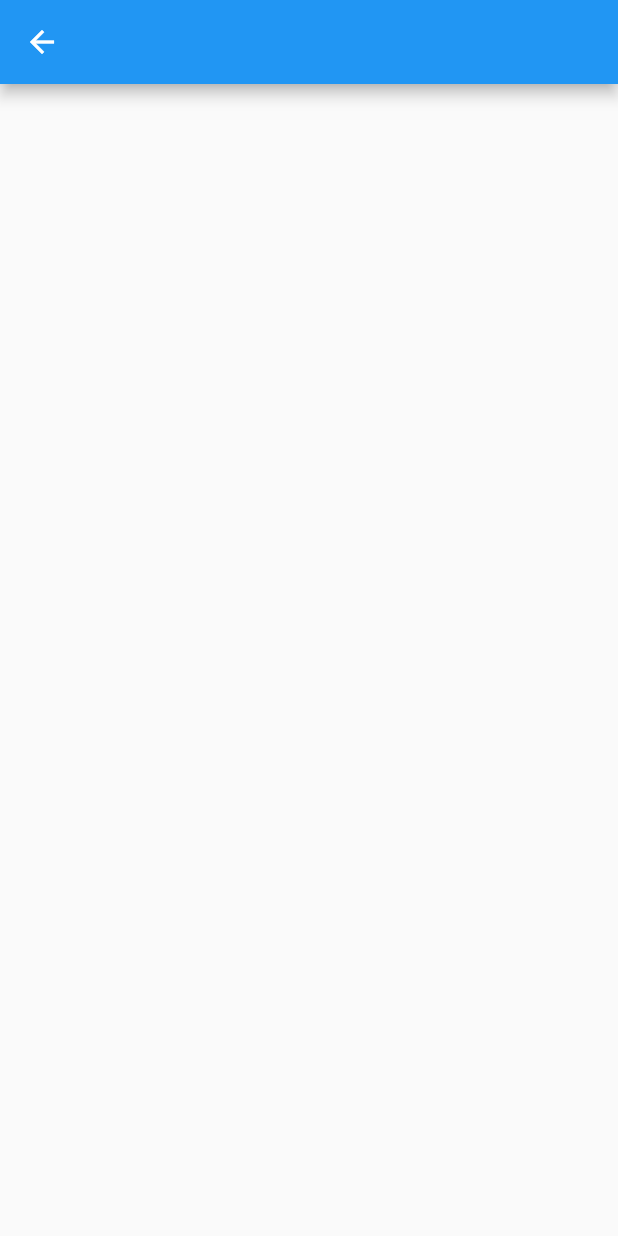
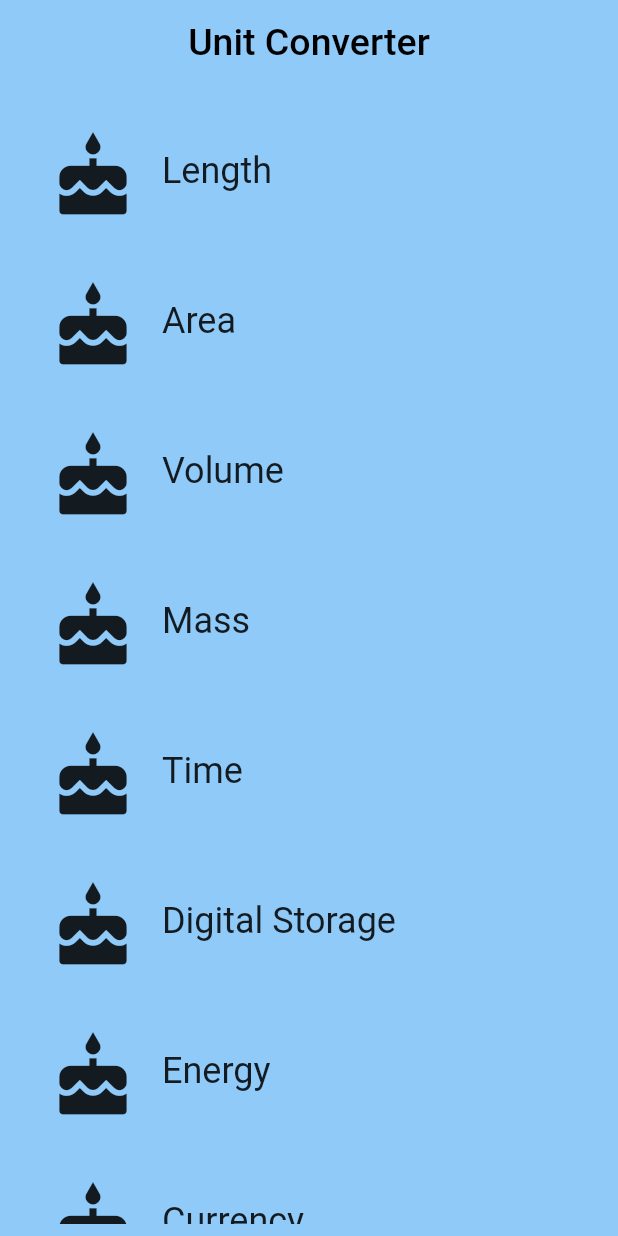
Before and after one commit to sps619/Flutter-Tasks, a Flutter app: the CategoryRoute screen opened directly, on a phone screen of 412 x 824 dp. Run offline on Flutter 3.47's test engine with Material 2 defaults, Android fonts, the phone set to English and light mode, and no system bars.

Commit message:
Task3 Solution Updated

```diff
--- a/Task3 category route/lib/category.dart
+++ b/Task3_category_route/lib/category.dart
@@ -7,7 +7,7 @@
 import 'package:flutter/material.dart';
 // @required is defined in the meta.dart package
 import 'package:meta/meta.dart';
-
+import 'package:task_03_category_route/category_route.dart';
 // We use an underscore to indicate that these variables are private.
 // See https://www.dartlang.org/guides/language/effective-dart/design#libraries
 final _rowHeight = 100.0;
--- a/Task3 category route/lib/category_route.dart
+++ b/Task3_category_route/lib/category_route.dart
@@ -3,10 +3,10 @@
 // found in the LICENSE file.
 
 import 'package:flutter/material.dart';
-
+import 'package:task_03_category_route/category.dart';
 // TODO: Check if we need to import anything
-
 // TODO: Define any constants
+final _backgroundColor = Colors.blue[200];
 
 /// Category Route (screen).
 ///
@@ -40,17 +40,47 @@ class CategoryRoute extends StatelessWidget {
     Colors.red,
   ];
 
-  @override
+
   Widget build(BuildContext context) {
+    final categories = <Category>[];
+      for(var i=0; i<_categoryNames.length;i++)
+      {
+        categories.add(
+          Category(
+            name: _categoryNames[i],
+            iconLocation: Icons.cake,
+            color: _baseColors[i],),);
+      }
     // TODO: Create a list of the eight Categories, using the names and colors
     // from above. Use a placeholder icon, such as `Icons.cake` for each
     // Category. We'll add custom icons later.
+     Widget _buildCategoryWidgets(List<Widget> categories) {
+    return ListView.builder(
+      itemBuilder: (BuildContext context, int index) => categories[index],
+      itemCount: categories.length,
+    );
+  }
 
     // TODO: Create a list view of the Categories
-    final listView = Container();
+    final listView = Container(
+      padding: EdgeInsets.all(8.0),
+      color: _backgroundColor,
+      child: _buildCategoryWidgets(categories),
+    );
 
     // TODO: Create an App Bar
-    final appBar = AppBar();
+    final appBar = AppBar(
+    elevation:0.0,
+    title: Text(
+      'Unit Converter',
+      style: TextStyle(
+        color: Colors.black,
+        fontSize: 25.0,
+        ),
+        ),
+       centerTitle: true,
+      backgroundColor: _backgroundColor,
+      );
 
     return Scaffold(
       appBar: appBar,
--- a/Task3 category route/lib/main.dart
+++ b/Task3_category_route/lib/main.dart
@@ -4,8 +4,8 @@
 
 // You can read about packages here: https://flutter.io/using-packages/
 import 'package:flutter/material.dart';
+import 'package:task_03_category_route/category_route.dart';
 
-// TODO: Import the CategoryRoute widget
 
 /// The function that is called when main.dart is run.
 void main() {
@@ -21,9 +21,7 @@ class UnitConverterApp extends StatelessWidget {
     return MaterialApp(
       debugShowCheckedModeBanner: false,
       title: 'Unit Converter',
-      // TODO: Instead of pointing to exactly 1 Category widget,
-      // our home should now point to an instance of the CategoryRoute widget.
-      home: Container(),
+      home: CategoryRoute(),
     );
   }
 }
```
Also changed, not shown: Task3_category_route/pubspec.yaml (renamed from Task3 category route/pubspec.yaml), Task3_category_route/result.png (added), 120 other files.
